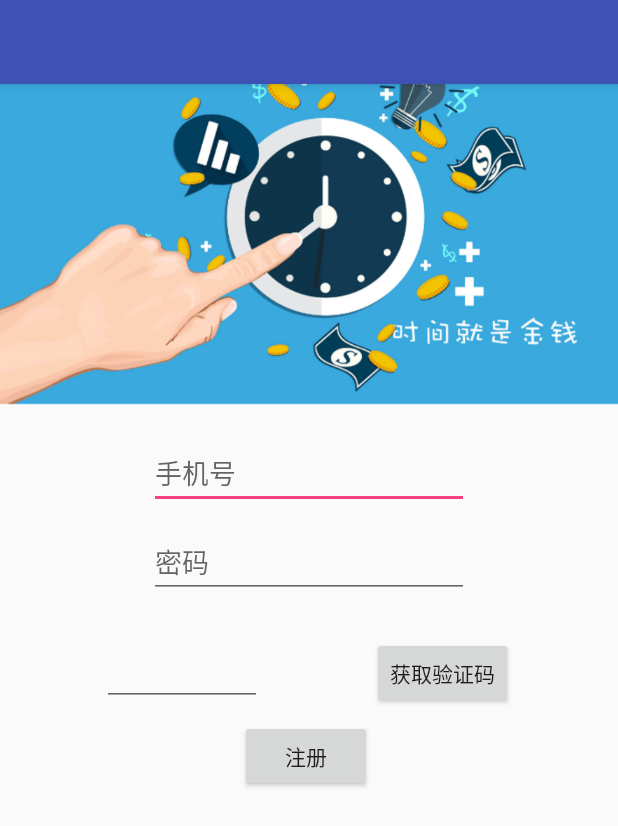
After one commit to TeamALi88/ScheduleManagement, an Android app: the layout activity_register.xml on its own in the app's theme, with its tools: preview values and no code run, on a phone screen of 412 x 824 dp. The commit adds this screen. Shown: the top 826 px of the screen. Run offline under Robolectric (Android 15) with nearby library versions, the phone set to English and light mode, and no system bars.

Commit message:
注注册界面修改密码界面布局

```diff
--- /dev/null
+++ b/Haoji/app/src/main/res/layout/activity_register.xml
@@ -0,0 +1,93 @@
+<?xml version="1.0" encoding="utf-8"?>
+<android.support.design.widget.CoordinatorLayout xmlns:android="http://schemas.android.com/apk/res/android"
+    xmlns:app="http://schemas.android.com/apk/res-auto"
+    xmlns:tools="http://schemas.android.com/tools"
+    android:layout_width="match_parent"
+    android:layout_height="match_parent"
+    tools:context="com.example.a.activitybase.RegisterActivity">
+
+
+    <android.support.design.widget.AppBarLayout
+        android:layout_width="match_parent"
+        android:layout_height="wrap_content"
+        android:theme="@style/AppTheme.AppBarOverlay">
+
+        <android.support.v7.widget.Toolbar
+            android:id="@+id/toolbar"
+            android:layout_width="match_parent"
+            android:layout_height="?attr/actionBarSize"
+            android:background="?attr/colorPrimary"
+            app:popupTheme="@style/AppTheme.PopupOverlay" />
+    </android.support.design.widget.AppBarLayout>
+
+       <include layout="@layout/content_register" />
+
+    <RelativeLayout
+        android:layout_width="match_parent"
+        android:layout_height="match_parent">
+
+        <ImageView
+            android:id="@+id/image_view"
+            android:layout_width="match_parent"
+            android:layout_height="240dp"
+            android:layout_alignParentLeft="true"
+            android:layout_alignParentStart="true"
+            android:layout_alignParentTop="true"
+            android:layout_marginTop="32dp"
+            android:src="@drawable/img1" />
+
+        <EditText
+            android:id="@+id/userphone"
+            android:layout_width="wrap_content"
+            android:layout_height="wrap_content"
+            android:layout_below="@+id/image_view"
+            android:layout_centerHorizontal="true"
+            android:layout_marginTop="19dp"
+            android:ems="10"
+            android:hint="手机号" />
+
+        <EditText
+            android:id="@+id/password"
+            android:layout_width="wrap_content"
+            android:layout_height="wrap_content"
+            android:layout_alignLeft="@+id/userphone"
+            android:layout_alignStart="@+id/userphone"
+            android:layout_below="@+id/userphone"
+            android:layout_marginTop="11dp"
+            android:ems="10"
+            android:hint="密码" />
+
+        <EditText
+            android:id="@+id/edit_code"
+            android:layout_width="wrap_content"
+            android:layout_height="wrap_content"
+            android:layout_alignBaseline="@+id/getCode"
+            android:layout_alignBottom="@+id/getCode"
+            android:layout_alignParentLeft="true"
+            android:layout_alignParentStart="true"
+            android:layout_marginLeft="68dp"
+            android:layout_marginStart="68dp"
+            android:ems="5" />
+
+
+        <Button
+            android:id="@+id/getCode"
+            android:layout_width="wrap_content"
+            android:layout_height="wrap_content"
+            android:layout_below="@+id/password"
+            android:layout_marginTop="26dp"
+            android:layout_toEndOf="@+id/modifyPsw"
+            android:layout_toRightOf="@+id/modifyPsw"
+            android:text="获取验证码" />
+
+        <Button
+            android:id="@+id/modifyPsw"
+            android:layout_width="wrap_content"
+            android:layout_height="wrap_content"
+            android:layout_marginLeft="160dp"
+            android:layout_marginTop="480dp"
+            android:text="注册" />
+
+    </RelativeLayout>
+
+</android.support.design.widget.CoordinatorLayout>
--- /dev/null
+++ b/Haoji/app/src/main/res/layout/content_register.xml
@@ -0,0 +1,12 @@
+<?xml version="1.0" encoding="utf-8"?>
+<android.support.constraint.ConstraintLayout xmlns:android="http://schemas.android.com/apk/res/android"
+    xmlns:app="http://schemas.android.com/apk/res-auto"
+    xmlns:tools="http://schemas.android.com/tools"
+    android:layout_width="match_parent"
+    android:layout_height="match_parent"
+    app:layout_behavior="@string/appbar_scrolling_view_behavior"
+    tools:context="com.example.a.activitybase.RegisterActivity"
+    tools:showIn="@layout/activity_register">
+
+
+</android.support.constraint.ConstraintLayout>
--- a/Haoji/app/src/main/res/values/strings.xml
+++ b/Haoji/app/src/main/res/values/strings.xml
@@ -7,4 +7,7 @@
     <string name="title_activity_login1">login1Activity</string>
     <string name="title_activity_showinfo">showinfoActivity</string>
     <string name="action_settings">Settings</string>
+	<string name="app_name">ActivityBase</string>
+    <string name="action_settings">Settings</string>
+    <string name="title_activity_pass_change">passChangeActivity</string>
 </resources>
```
Also changed, not shown: Haoji/app/src/main/java/com/example/wayney/RegisterActivity.java (added, +42 -0 lines), Haoji/app/src/main/java/com/example/wayney/passChangeActivity.java (added, +43 -0 lines), Haoji/app/src/main/res/layout/activity_pass_change.xml (added, +71 -0 lines), Haoji/app/src/main/res/layout/content_pass_change.xml (added, +11 -0 lines).
